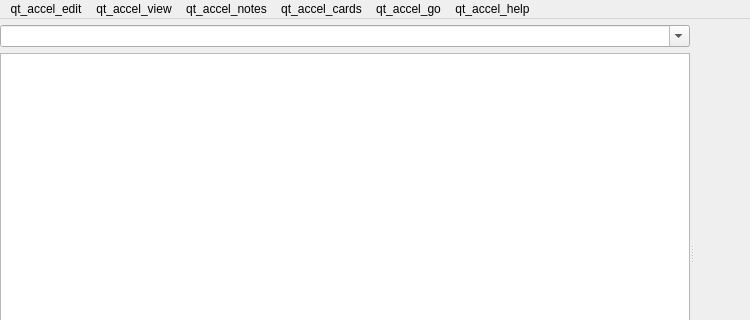
The window that qt/aqt/forms/browser.ui (kaben/anki) describes before a commit, drawn with Qt 5; both pictures show x 0 to 750 and y 0 to 320 of the 750 by 493 pixel window.
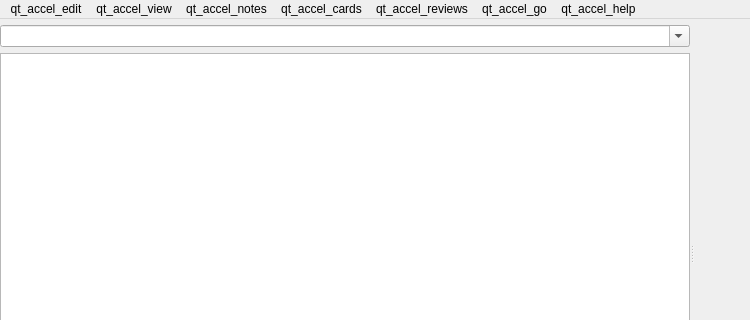
The same window after the commit. Icons and pictures are not drawn.

Commit message:
Add a browser menu command to replay card reviews.
Needs cleanup.

```diff
--- a/qt/aqt/forms/browser.ui
+++ b/qt/aqt/forms/browser.ui
@@ -323,10 +323,16 @@
     <addaction name="separator"/>
     <addaction name="menuLayout"/>
    </widget>
+   <widget class="QMenu" name="menuqt_accel_reviews">
+    <property name="title">
+     <string>qt_accel_reviews</string>
+    </property>
+   </widget>
    <addaction name="menuEdit"/>
    <addaction name="menuqt_accel_view"/>
    <addaction name="menu_Notes"/>
    <addaction name="menu_Cards"/>
+   <addaction name="menuqt_accel_reviews"/>
    <addaction name="menuJump"/>
    <addaction name="menu_Help"/>
   </widget>
```
Left out of the diff: 11 changed lines with no effect on the pictures. The commit also changes 6 other files.
